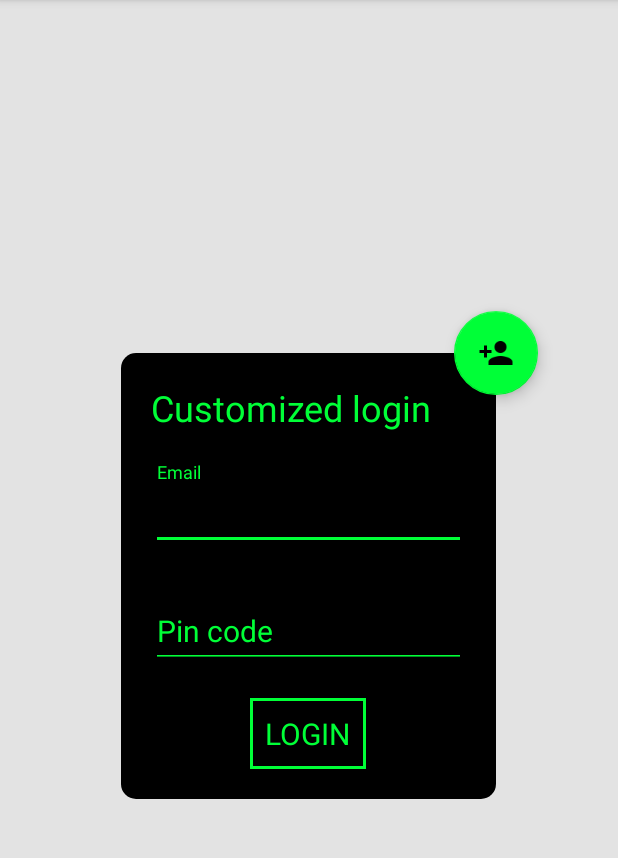
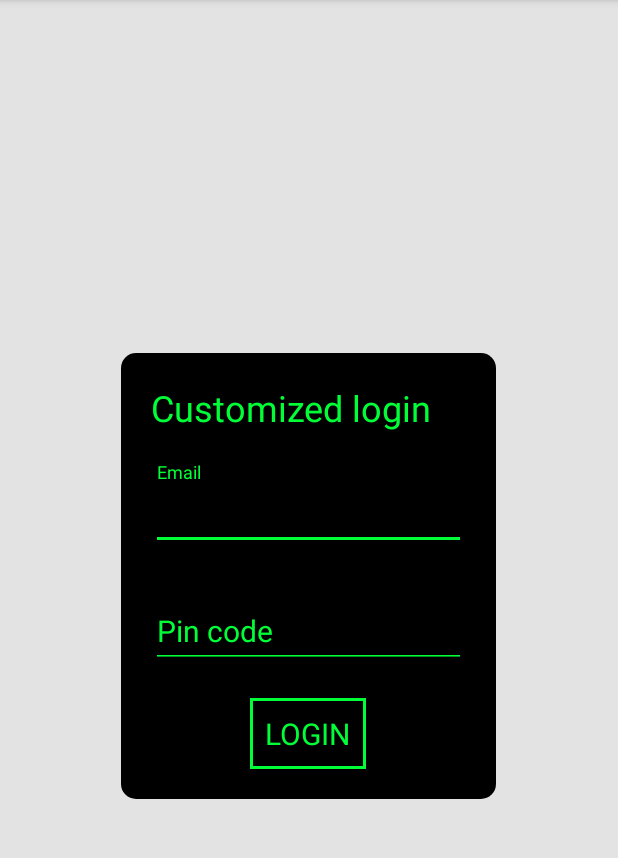
Before and after one commit to shem8/MaterialLogin, an Android app: the screen it shows after launch (MainActivity), on a phone screen of 412 x 824 dp, the part 84-942 px from its top. Run offline under Robolectric (Android 15) with nearby library versions, the phone set to English and light mode, and no system bars; libraries missing offline, so code that uses them is left out: io.codetail.animation; plain views replace RevealFrameLayout.

Commit message:
Add an attribute to enable/ disable register

```diff
--- a/app/src/main/res/layout/activity_main.xml
+++ b/app/src/main/res/layout/activity_main.xml
@@ -20,5 +20,6 @@
         app:registerPasswordHint="First name"
         app:registerRepeatPasswordHint="Last name"
         app:registerTextColor="@color/colorAccent"
-        app:registerTitle="Join us" />
+        app:registerTitle="Join us"
+        app:registerEnabled="false"/>
 </FrameLayout>
--- a/material-login/src/main/java/shem/com/materiallogin/MaterialLoginView.java
+++ b/material-login/src/main/java/shem/com/materiallogin/MaterialLoginView.java
@@ -184,6 +184,10 @@ public class MaterialLoginView extends FrameLayout {
 
             registerFab.setImageResource(
                     a.getResourceId(R.styleable.MaterialLoginView_registerIcon, R.drawable.ic_add_white_24dp));
+
+            boolean enabled = a.getBoolean(R.styleable.MaterialLoginView_registerEnabled, true);
+            registerFab.setVisibility(enabled ? View.VISIBLE : View.GONE);
+
         } finally {
             a.recycle();
         }
--- a/material-login/src/main/res/values/attrs.xml
+++ b/material-login/src/main/res/values/attrs.xml
@@ -15,5 +15,7 @@
         <attr name="registerActionText" format="string" />
         <attr name="registerTextColor" format="reference" />
         <attr name="registerIcon" format="reference" />
+
+        <attr name="registerEnabled" format="boolean" />
     </declare-styleable>
 </resources>
```
